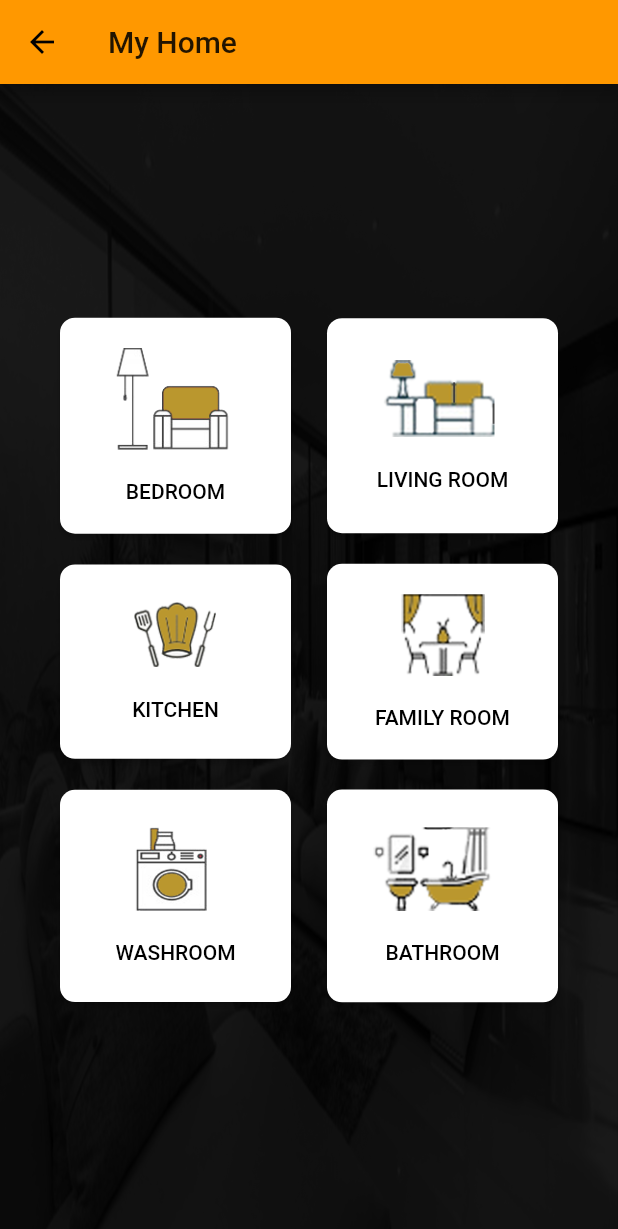
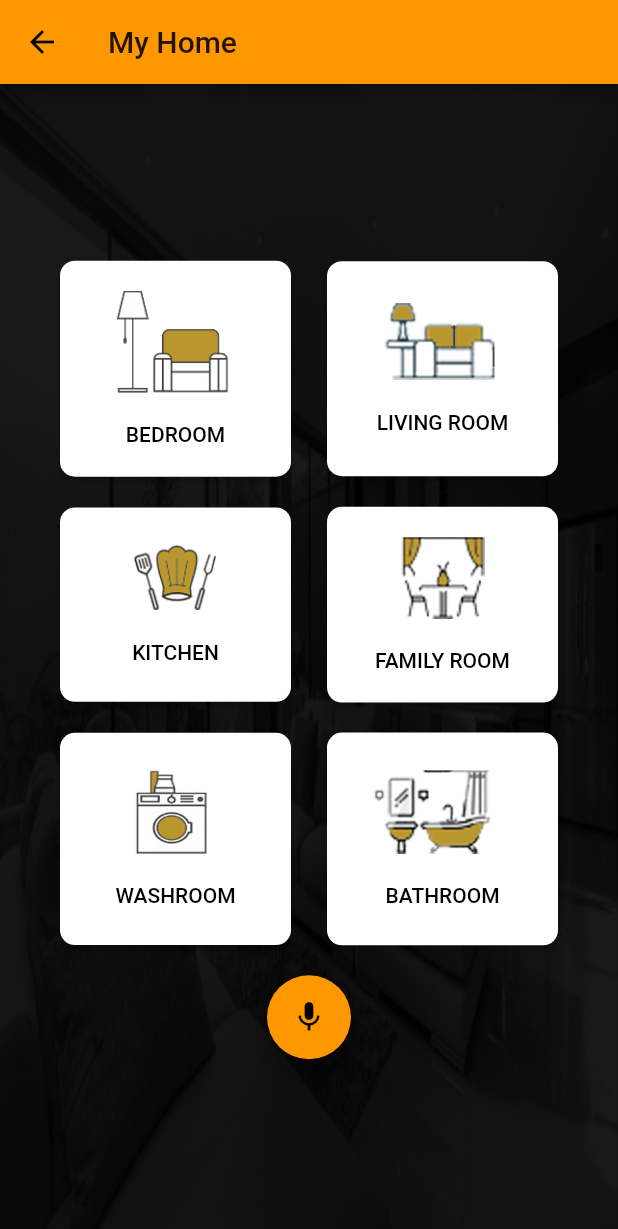
Before and after one commit to basitmate/homecontrol_frontend, a Flutter app: the loggedInHome screen opened directly, on a phone screen of 412 x 824 dp. Shown: the top 1229 px of the screen. Run offline on Flutter 3.47's test engine with Material 2 defaults, Android fonts, the phone set to English and light mode, and no system bars; our stand-ins replace firebase_auth, firebase_core, firebase_database, google_fonts; missing offline and left inert: custom_switch; accounts and stored records are empty.

Commit message:
voice_button_edit

```diff
--- a/lib/main.dart
+++ b/lib/main.dart
@@ -211,6 +211,26 @@ class _loggedInHomeState extends State<loggedInHome> {
                             Text("BATHROOM", style: TextStyle(color: Colors.black)),
                           ],
                         ),
+                      ),
+                    ),
+                  ],
+                ),
+              ),
+              SizedBox(height: 20),
+              Padding(
+                padding: const EdgeInsets.symmetric(horizontal: 40),
+                child: Row(
+                  children: <Widget>[
+                    Expanded(
+                      child: FloatingActionButton(
+                        onPressed: () {
+                          Navigator.push(
+                            context,
+                            MaterialPageRoute(builder: (context) => controlPage('Bathroom')),
+                          );
+                        },
+                        tooltip: 'Play',
+                        child: const Icon(Icons.mic),
                       ),
                     ),
                   ],
```
Also changed, not shown: pubspec.lock.
